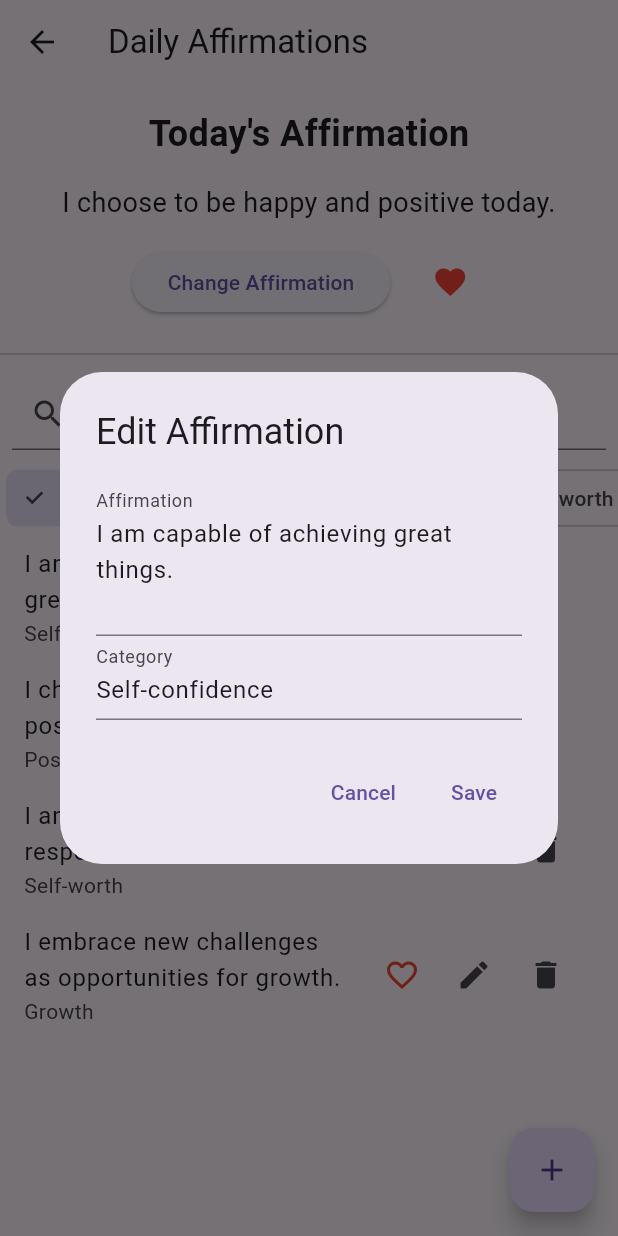
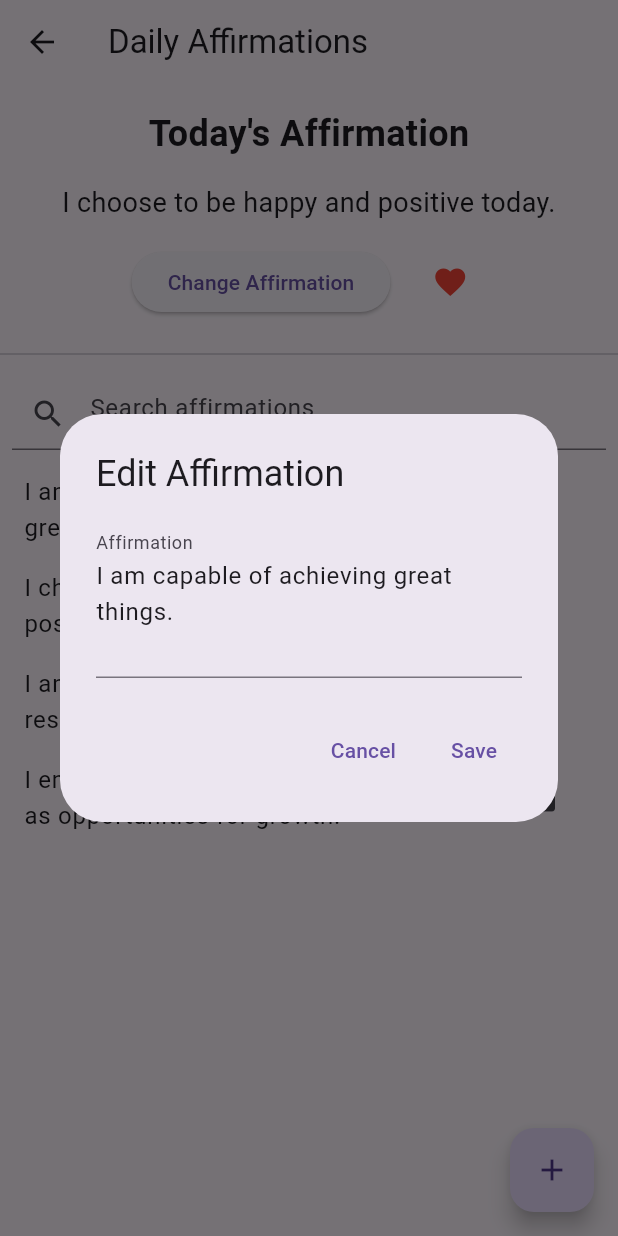
Before and after one commit to JulianH6975/MobileAppProject1, a Flutter app: the DailyAffirmationsScreen screen opened directly, after a tap on "Change Affirmation", after a tap on the "favorite outline" icon, after a tap on the "edit" icon, on a phone screen of 412 x 824 dp. Run offline on Flutter 3.47's test engine with Material 3 defaults, Android fonts, the light colour scheme and no system bars.

Commit message:
Update daily_affirmations_screen.dart

```diff
--- a/mobile_app_project_1/lib/daily_affirmations_screen.dart
+++ b/mobile_app_project_1/lib/daily_affirmations_screen.dart
@@ -2,7 +2,7 @@ import 'package:flutter/material.dart';
 import 'dart:async';
 
 class DailyAffirmationsScreen extends StatefulWidget {
-  const DailyAffirmationsScreen({Key? key}) : super(key: key);
+  const DailyAffirmationsScreen({super.key});
 
   @override
   _DailyAffirmationsScreenState createState() =>
@@ -11,23 +11,15 @@ class DailyAffirmationsScreen extends StatefulWidget {
 
 class _DailyAffirmationsScreenState extends State<DailyAffirmationsScreen> {
   List<Affirmation> affirmations = [
-    Affirmation(
-        text: 'I am capable of achieving great things.',
-        category: 'Self-confidence'),
-    Affirmation(
-        text: 'I choose to be happy and positive today.',
-        category: 'Positivity'),
-    Affirmation(
-        text: 'I am worthy of love and respect.', category: 'Self-worth'),
-    Affirmation(
-        text: 'I embrace new challenges as opportunities for growth.',
-        category: 'Growth'),
+    Affirmation(text: 'I am capable of achieving great things.'),
+    Affirmation(text: 'I choose to be happy and positive today.'),
+    Affirmation(text: 'I am worthy of love and respect.'),
+    Affirmation(text: 'I embrace new challenges as opportunities for growth.'),
   ];
 
   late Affirmation currentAffirmation;
   List<Affirmation> filteredAffirmations = [];
   String searchQuery = '';
-  String selectedCategory = 'All';
   Timer? _dailyTimer;
 
   @override
@@ -35,7 +27,7 @@ class _DailyAffirmationsScreenState extends State<DailyAffirmationsScreen> {
     super.initState();
     currentAffirmation = affirmations.isNotEmpty
         ? affirmations[0]
-        : Affirmation(text: 'Default affirmation', category: 'Default');
+        : Affirmation(text: 'Default affirmation');
     filteredAffirmations = affirmations;
     _startDailyAffirmationTimer();
   }
@@ -61,14 +53,11 @@ class _DailyAffirmationsScreenState extends State<DailyAffirmationsScreen> {
   }
 
   void _showAffirmationNotification() {
-    // TODO: Implement actual notification using a package like flutter_local_notifications
     ScaffoldMessenger.of(context).showSnackBar(
       SnackBar(
           content: Text('New daily affirmation: ${currentAffirmation.text}')),
     );
   }
-
-  // ... rest of the code remains the same
 
   @override
   Widget build(BuildContext context) {
@@ -81,7 +70,6 @@ class _DailyAffirmationsScreenState extends State<DailyAffirmationsScreen> {
           _buildCurrentAffirmation(),
           const Divider(),
           _buildSearchBar(),
-          _buildCategoryFilter(),
           Expanded(
             child: _buildAffirmationList(),
           ),
@@ -152,37 +140,9 @@ class _DailyAffirmationsScreenState extends State<DailyAffirmationsScreen> {
     );
   }
 
-  Widget _buildCategoryFilter() {
-    Set<String> categories = {'All', ...affirmations.map((e) => e.category)};
-    return SingleChildScrollView(
-      scrollDirection: Axis.horizontal,
-      child: Row(
-        children: categories.map((category) {
-          return Padding(
-            padding: const EdgeInsets.symmetric(horizontal: 4.0),
-            child: ChoiceChip(
-              label: Text(category),
-              selected: selectedCategory == category,
-              onSelected: (selected) {
-                setState(() {
-                  selectedCategory = category;
-                  _filterAffirmations();
-                });
-              },
-            ),
-          );
-        }).toList(),
-      ),
-    );
-  }
-
   void _filterAffirmations() {
     filteredAffirmations = affirmations.where((affirmation) {
-      bool matchesSearch =
-          affirmation.text.toLowerCase().contains(searchQuery.toLowerCase());
-      bool matchesCategory =
-          selectedCategory == 'All' || affirmation.category == selectedCategory;
-      return matchesSearch && matchesCategory;
+      return affirmation.text.toLowerCase().contains(searchQuery.toLowerCase());
     }).toList();
   }
 
@@ -198,7 +158,6 @@ class _DailyAffirmationsScreenState extends State<DailyAffirmationsScreen> {
   Widget _buildAffirmationItem(Affirmation affirmation) {
     return ListTile(
       title: Text(affirmation.text),
-      subtitle: Text(affirmation.category),
       trailing: Row(
         mainAxisSize: MainAxisSize.min,
         children: [
@@ -246,29 +205,16 @@ class _DailyAffirmationsScreenState extends State<DailyAffirmationsScreen> {
   void _showAffirmationDialog({Affirmation? affirmation}) {
     final isEditing = affirmation != null;
     final textController = TextEditingController(text: affirmation?.text ?? '');
-    final categoryController =
-        TextEditingController(text: affirmation?.category ?? '');
 
     showDialog(
       context: context,
       builder: (context) {
         return AlertDialog(
           title: Text(isEditing ? 'Edit Affirmation' : 'Add Affirmation'),
-          content: SingleChildScrollView(
-            child: Column(
-              mainAxisSize: MainAxisSize.min,
-              children: [
-                TextField(
-                  controller: textController,
-                  decoration: const InputDecoration(labelText: 'Affirmation'),
-                  maxLines: 3,
-                ),
-                TextField(
-                  controller: categoryController,
-                  decoration: const InputDecoration(labelText: 'Category'),
-                ),
-              ],
-            ),
+          content: TextField(
+            controller: textController,
+            decoration: const InputDecoration(labelText: 'Affirmation'),
+            maxLines: 3,
           ),
           actions: [
             TextButton(
@@ -279,7 +225,6 @@ class _DailyAffirmationsScreenState extends State<DailyAffirmationsScreen> {
               onPressed: () {
                 final newAffirmation = Affirmation(
                   text: textController.text,
-                  category: categoryController.text,
                 );
 
                 setState(() {
@@ -305,12 +250,10 @@ class _DailyAffirmationsScreenState extends State<DailyAffirmationsScreen> {
 
 class Affirmation {
   final String text;
-  final String category;
   bool isFavorite;
 
   Affirmation({
     required this.text,
-    required this.category,
     this.isFavorite = false,
   });
 }
```
